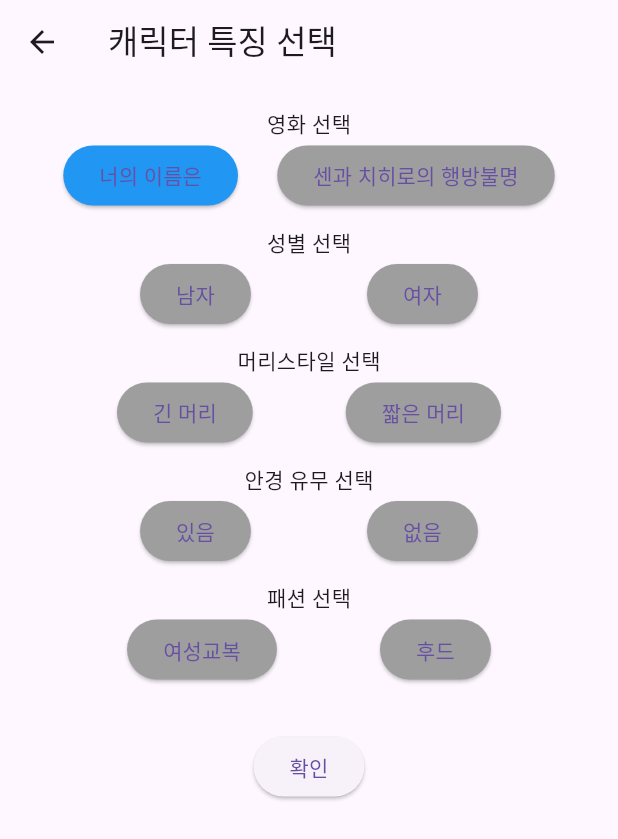
After one commit to 4-1-Capstone/main, a Flutter app: the CharacterSelectionScreen screen opened directly, after a tap on "너의 이름은", on a phone screen of 412 x 824 dp. The commit adds this screen. Shown: the top 839 px of the screen. Run offline on Flutter 3.47's test engine with Material 3 defaults, Android fonts, the phone set to English and light mode, and no system bars; our stand-ins replace geocoding, google_maps_flutter, image_picker, location, shared_preferences; accounts and stored records are empty.

Commit message:
UI추가

```diff
--- /dev/null
+++ b/devtools_options.yaml
@@ -0,0 +1,3 @@
+description: This file stores settings for Dart & Flutter DevTools.
+documentation: https://docs.flutter.dev/tools/devtools/extensions#configure-extension-enablement-states
+extensions:
--- /dev/null
+++ b/lib/character_pose.dart
@@ -0,0 +1,293 @@
+import 'dart:convert';
+import 'package:sample1/homepage.dart';
+
+import 'character_pose_output.dart';
+import 'package:flutter/material.dart';
+import 'package:http/http.dart' as http;
+
+void main() {
+  runApp(CharacterSelectionApp());
+}
+
+class CharacterSelectionApp extends StatelessWidget {
+  @override
+  Widget build(BuildContext context) {
+    return MaterialApp(
+      title: 'Character Selection',
+      theme: ThemeData(
+        primarySwatch: Colors.blue,
+      ),
+      home: CharacterSelectionScreen(),
+    );
+  }
+}
+
+class CharacterSelectionScreen extends StatefulWidget {
+  @override
+  _CharacterSelectionScreenState createState() =>
+      _CharacterSelectionScreenState();
+}
+
+class _CharacterSelectionScreenState extends State<CharacterSelectionScreen> {
+  String selectedMovie = '';
+  String gender = '';
+  String hairStyle = '';
+  String hasGlasses = '';
+  String fashion = '';
+  bool isLoading = false;
+  List<String> imageUrls = [];
+  String toggleButton1 = '';
+  String toggleButton2 = '';
+  String toggleButton3 = '';
+  String toggleButton4 = '';
+  String toggleButton5 = '';
+
+
+
+  Future<void> sendRequest() async {
+    setState(() {
+      isLoading = true;
+    });
+
+    final updateResponse = await http.post(
+      Uri.parse('http://127.0.0.1:5000/update-prompt'),
+      body: {
+        'selectedMovie': selectedMovie,
+        'gender': gender,
+        'hairStyle': hairStyle,
+        'hasGlasses': hasGlasses,
+        'fashion': fashion,
+      },
+    );
+
+    if (updateResponse.statusCode == 200) {
+      print('Prompt 업데이트 성공!');
+      final generateResponse = await http.get(
+        Uri.parse('http://127.0.0.1:5000/generate-image'),
+      );
+
+      if (generateResponse.statusCode == 200) {
+        print('이미지 생성 성공!');
+        final jsonResponse = json.decode(generateResponse.body);
+        final List<dynamic> output = jsonResponse['output'];
+        final List<String> urls = output.map((url) => url as String).toList();
+        setState(() {
+          imageUrls = urls;
+          isLoading = false;
+        });
+
+        Navigator.push(
+          context,
+          MaterialPageRoute(
+            builder: (context) => ImageDisplayScreen(imageUrls: imageUrls,),
+          ),
+        );
+      } else {
+        print('이미지 생성 실패: ${generateResponse.statusCode}');
+      }
+    } else {
+      print('오류: ${updateResponse.statusCode}');
+    }
+  }
+
+  @override
+  Widget build(BuildContext context) {
+    return Scaffold(
+      appBar: AppBar(
+        title: Text('캐릭터 특징 선택'),
+        leading: IconButton(icon: Icon(Icons.arrow_back),
+        onPressed: () {
+          Navigator.push(
+        context,
+        MaterialPageRoute(builder: (context) => MyApp()),
+      );
+        },),
+      ),
+      body: Padding(
+        padding: const EdgeInsets.all(16.0),
+        child: isLoading ? Center(child: CircularProgressIndicator()) :
+        Column(
+          crossAxisAlignment: CrossAxisAlignment.center,
+          children: [
+            Text('영화 선택'),
+            Row(
+              mainAxisAlignment: MainAxisAlignment.spaceEvenly,
+              children: [
+              toggleButton('너의 이름은', toggleButton1, () {
+                    setState(() {
+                      toggleButton1 = "너의 이름은";
+                      selectedMovie = 'shinkai makoto, kimi no na wa';
+                      toggleButton2='';
+                      toggleButton3='';
+                      toggleButton4='';
+                      toggleButton5 = '';
+                    });
+                  }),
+            toggleButton('센과 치히로의 행방불명', toggleButton1, () {
+                    setState(() {
+                      toggleButton1 = "센과 치히로의 행방불명";
+                      selectedMovie = 'Ghibli, Sen and Chihiro';
+                      toggleButton2='';
+                      toggleButton3='';
+                      toggleButton4='';
+                      toggleButton5 = '';
+                    });
+                  }),
+            ],
+            ),
+            if (selectedMovie.isNotEmpty)
+              Column(
+                children: [
+                  SizedBox(height: 10.0),
+                  Text('성별 선택'),
+                  Row(
+              mainAxisAlignment: MainAxisAlignment.spaceEvenly,
+              children: [
+               if (selectedMovie == 'shinkai makoto, kimi no na wa') ...[
+                      toggleButton('남자', toggleButton2, () {
+                    setState(() {
+                      toggleButton2 = "남자";
+                      gender = 'tachibana taki, 1boy, male, no female body, little muscle, blue eyes, brown hair, ';
+                    });
+                  }),
+                      toggleButton('여자', toggleButton2, () {
+                    setState(() {
+                      toggleButton2 = "여자";
+                      gender = '1girl';
+                    });
+                  }),
+                    ] else ...[
+                      toggleButton('남자(하쿠)', toggleButton2, () {
+                    setState(() {
+                      toggleButton2 = "남자";
+                      gender = 'haku, 1boy, male, thin,, barefoot';
+                    });
+                  }),
+                      toggleButton('여자(치히로)', toggleButton2, () {
+                    setState(() {
+                      toggleButton2 = "여자";
+                      gender = 'ogino chihiro, 1girl';
+                    });
+                  }),
+                      ],
+
+
+            ],
+            ),
+                  SizedBox(height: 10.0),
+                  Text('머리스타일 선택'),
+                  Row(
+                    mainAxisAlignment: MainAxisAlignment.spaceEvenly,
+                    children: [
+                      if (selectedMovie == 'Ghibli, Sen and Chihiro') ...[
+                      toggleButton('긴 머리', toggleButton3, () {
+                      setState(() {
+                        toggleButton3 = "긴 머리";
+                        hairStyle = 'ponytail';
+                      });
+                    }),
+                    toggleButton('짧은 머리', toggleButton3, () {
+                      setState(() {
+                        toggleButton3 = "짧은 머리";
+                        hairStyle = 'bob cut Hair, black hair, chin-length black hair, serious expression';
+                      });
+                    })
+                    ] else ...[
+                      toggleButton('긴 머리', toggleButton3, () {
+                      setState(() {
+                        toggleButton3 = "긴 머리";
+                        hairStyle = 'brown eyes, long hair, brown hair, black hair';
+                      });
+                    }),
+                    toggleButton('짧은 머리', toggleButton3, () {
+                      setState(() {
+                        toggleButton3 = "짧은 머리";
+                        hairStyle = 'short hair';
+                      });
+                    })
+                    ]
+                    ],
+                  ),
+
+                  SizedBox(height: 10.0),
+                  Text('안경 유무 선택'),
+                  Row(
+                    mainAxisAlignment: MainAxisAlignment.spaceEvenly,
+                    children: [
+                    toggleButton('있음', toggleButton4, () {
+                      setState(() {
+                        toggleButton4 = "있음";
+                        hasGlasses = 'glasses';
+                      });
+                    }),
+                    toggleButton('없음', toggleButton4, () {
+                      setState(() {
+                        toggleButton4 = "없음";
+                        hasGlasses = 'no glasses';
+                      });
+                    }),
+                  ],),
+                  SizedBox(height: 10.0),
+                  Text('패션 선택'),
+                  Row(
+                    mainAxisAlignment: MainAxisAlignment.spaceEvenly,
+                    children: [
+                      if (selectedMovie == 'Ghibli, Sen and Chihiro') ...[
+                      toggleButton('여성용 의복', toggleButton5, () {
+                        setState(() {
+                          toggleButton5 = "여성용 의복";
+                          fashion = 'yunaifomu, long arm shirt, half pants, red clothes, barefoot,attached a red string to waist';
+                        });
+                      }),
+                      toggleButton('남성용 의복', toggleButton5, () {
+                        setState(() {
+                          toggleButton5 = "남성용 의복";
+                          fashion = 'traditional and modest,unembellished tunic, soft grey color clothes, loosely fitted, mid-thigh length,clean-cut neckline,slightly draped sleeves, waist with a soft purple sash';
+                        });
+                      }),
+                    ] else ...[
+                      toggleButton('여성교복',toggleButton5, () {
+                        setState(() {
+                          toggleButton5 = "여성교복";
+                          fashion = ' bangs, blush, bow, bowtie, brown eyes, cloud, collared shirt, hair ribbon, hairband, looking at viewer, negative space, outdoors, red bow, red bowtie, red hairband, red ribbon, ribbon,  school uniform, shirt, sky, smile, solo, sweater vest, vest, white shirt, yellow sweater vest, yellow vest ';
+                        });
+                      }),
+                      toggleButton('후드', toggleButton5, () {
+                        setState(() {
+                          toggleButton5 = "후드";
+                          fashion = 'long pants, hood, hoodie, school uniform';
+                        });
+                      }),
+                      ],
+                    ]   ),
+                  SizedBox(height: 30.0),
+                  Row(
+                    mainAxisAlignment: MainAxisAlignment.spaceEvenly,
+                    children: [
+                    ElevatedButton(
+                    onPressed: () async {
+                      await sendRequest();
+
+                    },
+                    child: Text('확인'),
+                  ),],)
+
+
+                  ]
+              ),
+          ],
+        ),
+      ),
+    );
+  }
+  Widget toggleButton(String text, String categoryValue, VoidCallback onPressed) {
+  bool isSelected = categoryValue == text;
+  return ElevatedButton(
+    onPressed: onPressed,
+    style: ElevatedButton.styleFrom(
+      backgroundColor: isSelected ? Colors.blue : Colors.grey,
+    ),
+    child: Text(text),
+  );
+}
+}
--- a/pubspec.yaml
+++ b/pubspec.yaml
@@ -32,6 +32,8 @@ dependencies:
     sdk: flutter
   provider: ^6.0.0
   shared_preferences: ^2.0.6
+  image_picker: ^0.8.4+4
+  permission_handler: ^10.2.0
 
   # The following adds the Cupertino Icons font to your application.
   # Use with the CupertinoIcons class for iOS style icons.
@@ -76,6 +78,9 @@ flutter:
     - assets/adachi.jpg
     - assets/katsushika.jpg
     - assets/biwa.jpg
+    - assets/suzume.png
+    - assets/kimino.jpg
+    - assets/kimino_ex.jpeg
   #   - images/a_dot_burr.jpeg
   #   - images/a_dot_ham.jpeg
 
```
Also changed, not shown: lib/character_pose_output.dart (added, +125 -0 lines), lib/homepage.dart (+19 -5 lines), lib/photo.dart (added, +157 -0 lines), lib/photo_list.dart (added, +69 -0 lines), assets/kimino.jpg (added), assets/suzume.png (added), lib/userpage.dart (line endings or trailing spaces), pubspec.lock, 9 other files.
